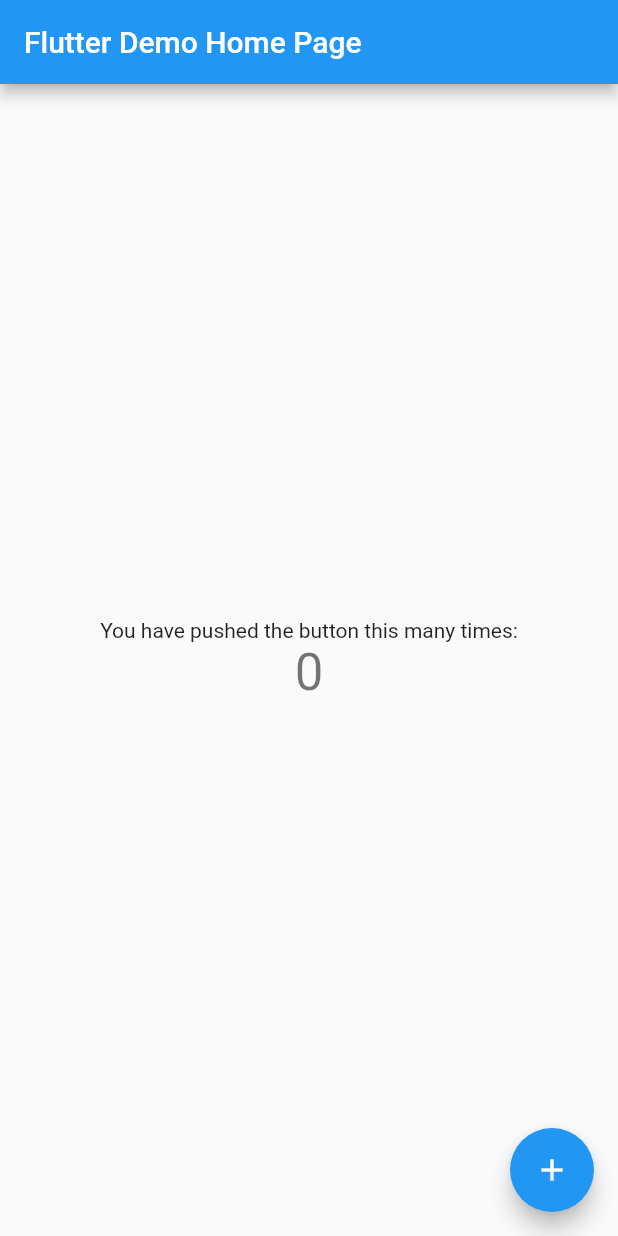
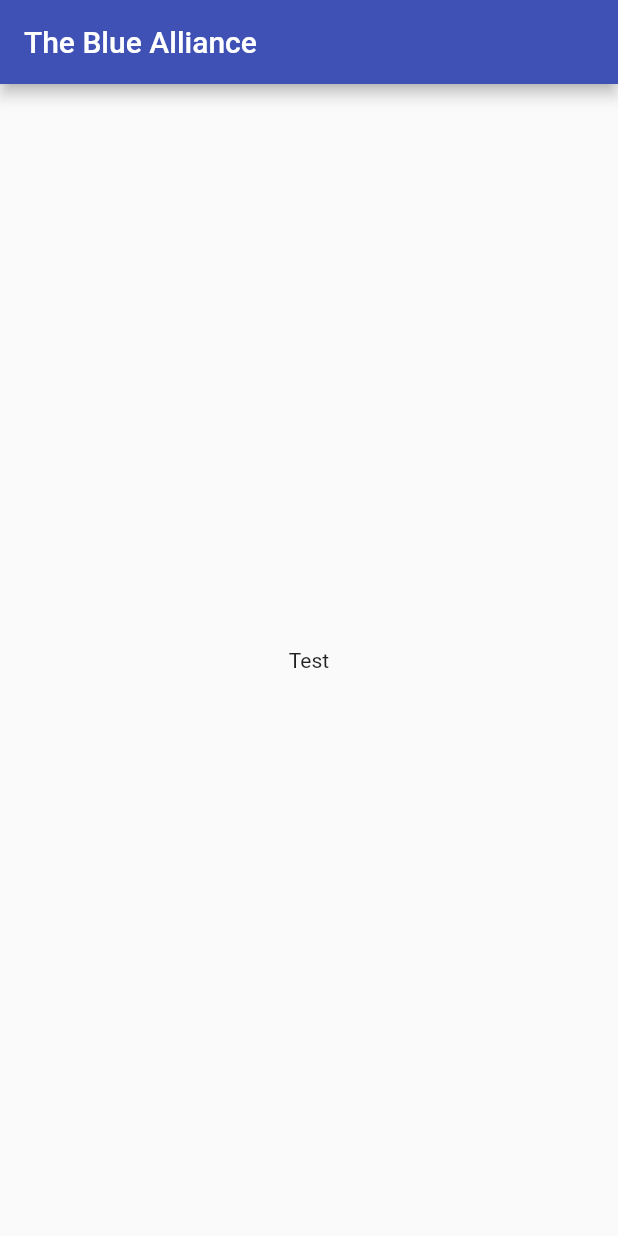
Before and after one commit to RyanHir/TheBlueAlliance-UniveralApp, a Flutter app: the screen it shows after launch, on a phone screen of 412 x 824 dp. Run offline on Flutter 3.47's test engine with Material 2 defaults, Android fonts, the phone set to English and light mode, and no system bars.

Commit message:
The Blue Alliance Color theme

```diff
--- a/lib/main.dart
+++ b/lib/main.dart
@@ -1,4 +1,5 @@
 import 'package:flutter/material.dart';
+import 'const.dart';
 
 void main() {
   runApp(MyApp());
@@ -9,58 +10,24 @@
   @override
   Widget build(BuildContext context) {
     return MaterialApp(
-      title: 'Flutter Demo',
+      title: 'The Blue Alliance',
       theme: ThemeData(
-        primarySwatch: Colors.blue,
+        primarySwatch: materialColor,
         visualDensity: VisualDensity.adaptivePlatformDensity,
       ),
-      home: MyHomePage(title: 'Flutter Demo Home Page'),
+      home: new Home(),
+      debugShowCheckedModeBanner: false,
     );
   }
 }
 
-class MyHomePage extends StatefulWidget {
-  MyHomePage({Key key, this.title}) : super(key: key);
-  final String title;
-
-  @override
-  _MyHomePageState createState() => _MyHomePageState();
-}
-
-class _MyHomePageState extends State<MyHomePage> {
-  int _counter = 0;
-
-  void _incrementCounter() {
-    setState(() {
-      _counter++;
-    });
-  }
-
+class Home extends StatelessWidget {
   @override
   Widget build(BuildContext context) {
-    return Scaffold(
-      appBar: AppBar(
-        title: Text(widget.title),
-      ),
-      body: Center(
-        child: Column(
-          mainAxisAlignment: MainAxisAlignment.center,
-          children: <Widget>[
-            Text(
-              'You have pushed the button this many times:',
-            ),
-            Text(
-              '$_counter',
-              style: Theme.of(context).textTheme.headline4,
-            ),
-          ],
-        ),
-      ),
-      floatingActionButton: FloatingActionButton(
-        onPressed: _incrementCounter,
-        tooltip: 'Increment',
-        child: Icon(Icons.add),
-      ), // This trailing comma makes auto-formatting nicer for build methods.
+    return new Scaffold(
+      appBar: new AppBar(title: Text("The Blue Alliance")),
+      body: Center(child: Text("Test"),),
+      bottomNavigationBar: null,
     );
   }
 }
```
Also changed, not shown: lib/const.dart (added, +19 -0 lines).
